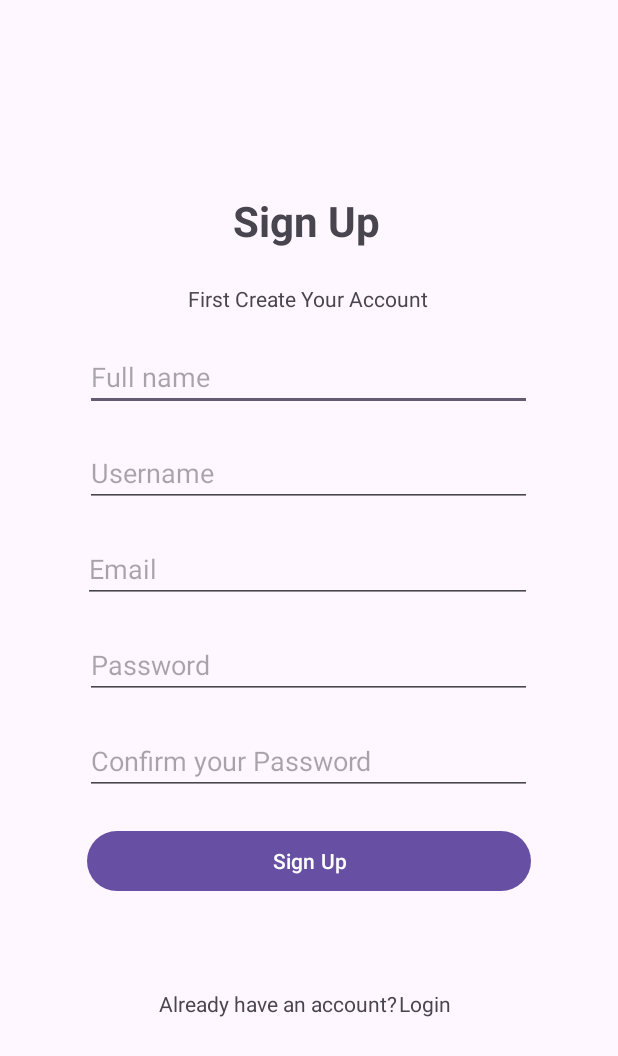
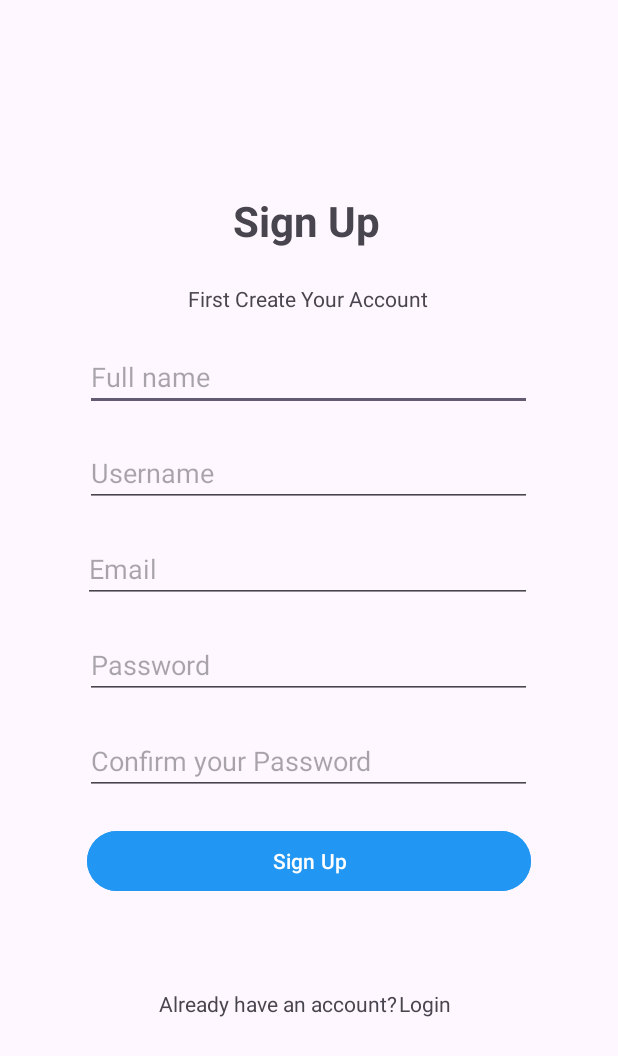
Before and after one commit to bachelor-terminplanung/app-frontend, an Android app: the screen it shows after launch (SignUpActivity), on a phone screen of 412 x 824 dp. Shown: the top 1056 px of the screen. Run offline under Robolectric (Android 15) with nearby library versions, the phone set to English and light mode, and no system bars.

Commit message:
added button color

```diff
--- a/app/src/main/res/layout/fragment_login.xml
+++ b/app/src/main/res/layout/fragment_login.xml
@@ -72,6 +72,7 @@
         android:layout_marginTop="27dp"
         android:layout_marginEnd="58dp"
         android:text="Login"
+        android:theme="@style/BlueButton"
         app:layout_constraintEnd_toEndOf="parent"
         app:layout_constraintStart_toStartOf="parent"
         app:layout_constraintTop_toBottomOf="@+id/editText_password_login" />
--- a/app/src/main/res/layout/fragment_sign_up.xml
+++ b/app/src/main/res/layout/fragment_sign_up.xml
@@ -106,6 +106,7 @@
         android:layout_marginTop="20dp"
         android:layout_marginEnd="58dp"
         android:text="Sign Up"
+        android:theme="@style/BlueButton"
         app:layout_constraintEnd_toEndOf="parent"
         app:layout_constraintStart_toStartOf="parent"
         app:layout_constraintTop_toBottomOf="@+id/editText_confirm_password" />
```
